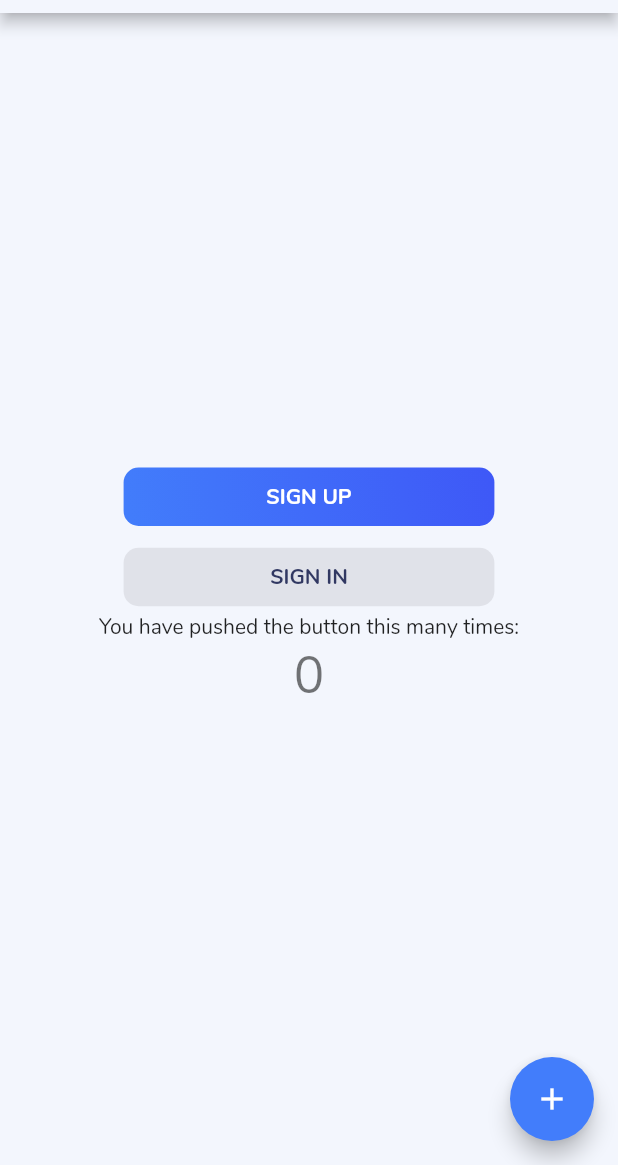
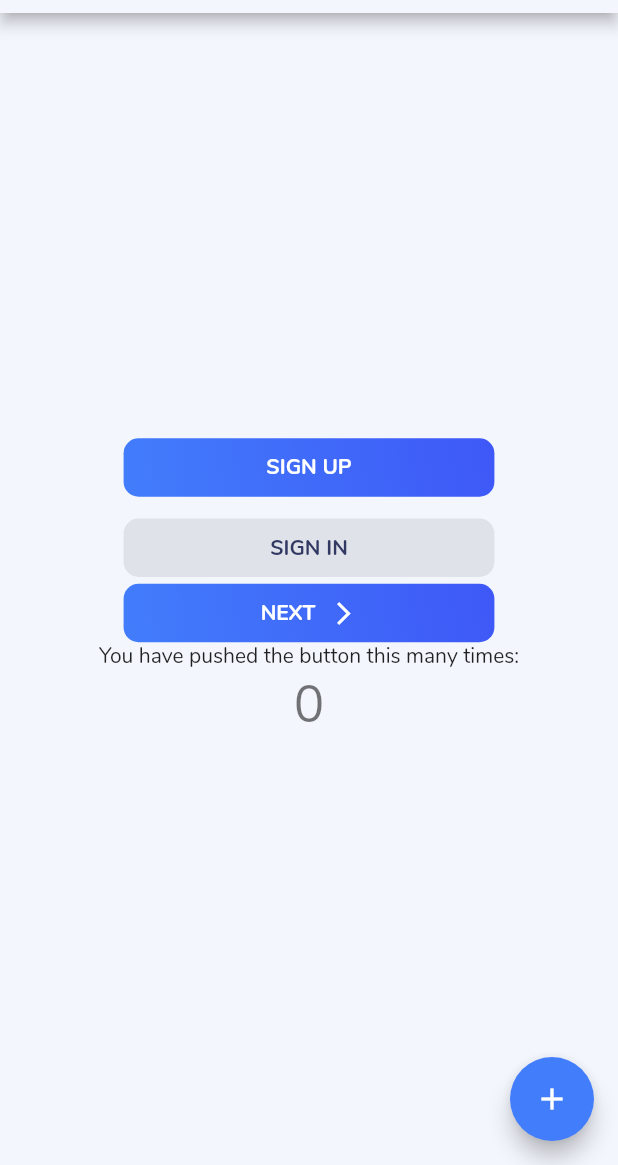
Before and after one commit to abuanwar072/Colbd_Flutter_App, a Flutter app: the screen it shows after launch, on a phone screen of 412 x 824 dp, the part 71-1236 px from its top. Run offline on Flutter 3.47's test engine with Material 2 defaults, Android fonts, the phone set to English and light mode, and no system bars.

Commit message:
Icon Button Created

```diff
--- a/lib/main.dart
+++ b/lib/main.dart
@@ -1,5 +1,5 @@
 import 'package:colbd_app/constant.dart';
-import 'package:colbd_app/widgets/button.dart';
+import 'package:colbd_app/widgets/buttons.dart';
 import 'package:flutter/material.dart';
 
 void main() => runApp(MyApp());
@@ -56,6 +56,7 @@ class _MyHomePageState extends State<MyHomePage> {
               press: () {},
               text: "Sign In",
             ),
+            GradientIconButton(press: () {}, text: "Next"),
             Text(
               'You have pushed the button this many times:',
             ),
--- a/lib/widgets/button.dart
+++ b/lib/widgets/buttons.dart
@@ -68,3 +68,55 @@ class SecondaryButton extends StatelessWidget {
     );
   }
 }
+
+// Button with Icon
+class GradientIconButton extends StatelessWidget {
+  final String text;
+  final Function press;
+  final IconData icon;
+  const GradientIconButton({
+    @required this.press,
+    @required this.text,
+    this.icon = Icons.arrow_forward_ios,
+    Key key,
+  }) : super(key: key);
+
+  @override
+  Widget build(BuildContext context) {
+    return Container(
+      width: MediaQuery.of(context).size.width * .6,
+      // padding: EdgeInsets.symmetric(horizontal: 16, vertical: 10),
+      decoration: BoxDecoration(
+        gradient: kDefaultButtonColor,
+        borderRadius: BorderRadius.circular(10),
+      ),
+      child: Material(
+        borderRadius: BorderRadius.circular(10),
+        color: Colors.transparent,
+        child: InkWell(
+          onTap: press,
+          child: Padding(
+            padding: EdgeInsets.symmetric(horizontal: 16, vertical: 10),
+            child: Row(
+              mainAxisAlignment: MainAxisAlignment.center,
+              children: <Widget>[
+                Text(
+                  text.toUpperCase(),
+                  style: Theme.of(context).textTheme.button,
+                ),
+                SizedBox(
+                  width: 10,
+                ),
+                Icon(
+                  icon,
+                  color: kWhiteColor,
+                  size: 18,
+                )
+              ],
+            ),
+          ),
+        ),
+      ),
+    );
+  }
+}
```
